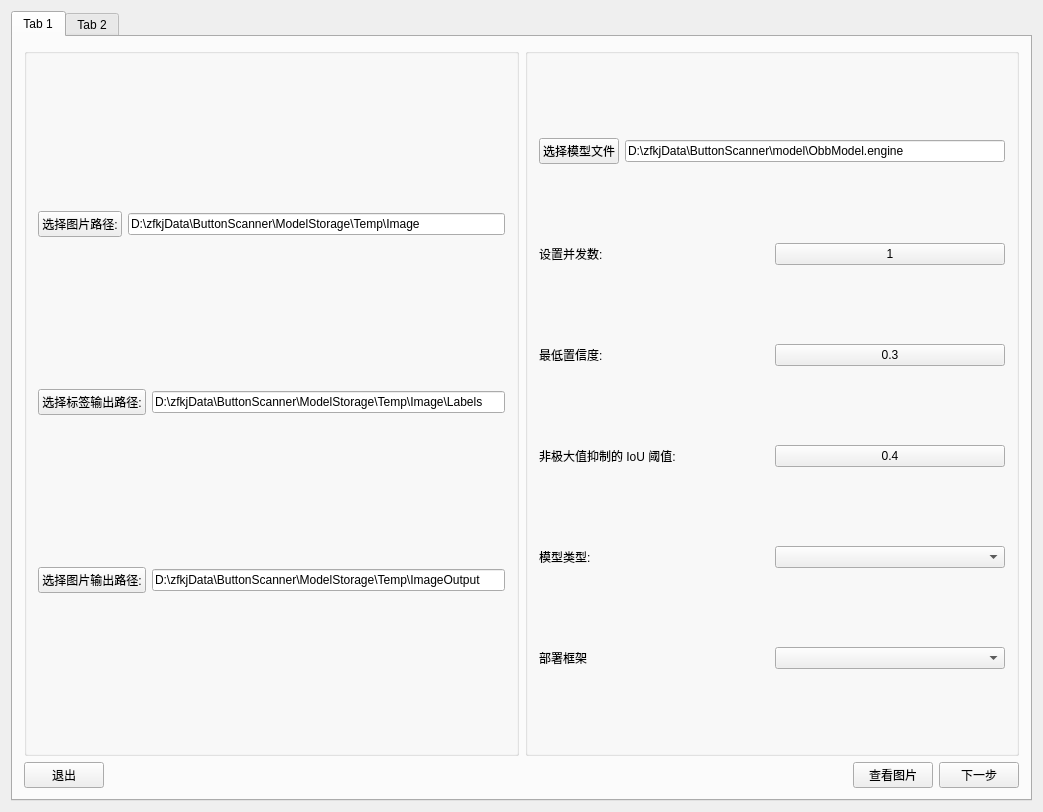
Before: the Qt Designer form Project/AutomaticAnnotation/ui/AutomaticAnnotation.ui in WIND-ROAD-RUN/RW_UL, drawn with Qt 5.
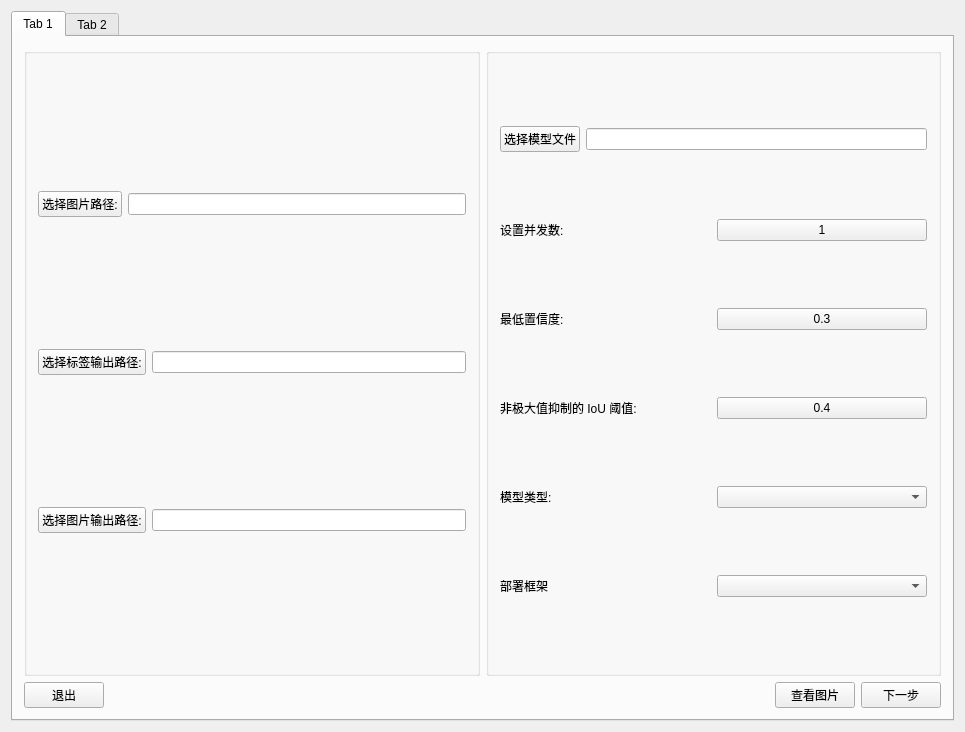
After: the same form once the commit is applied.

Patch:
```diff
--- a/Project/AutomaticAnnotation/ui/AutomaticAnnotation.ui
+++ b/Project/AutomaticAnnotation/ui/AutomaticAnnotation.ui
@@ -6,10 +6,16 @@
    <rect>
     <x>0</x>
     <y>0</y>
-    <width>1043</width>
-    <height>812</height>
+    <width>965</width>
+    <height>732</height>
    </rect>
   </property>
+  <property name="sizePolicy">
+   <sizepolicy hsizetype="Fixed" vsizetype="Fixed">
+    <horstretch>0</horstretch>
+    <verstretch>0</verstretch>
+   </sizepolicy>
+  </property>
   <property name="windowTitle">
    <string>AutomaticAnnotation</string>
   </property>
@@ -45,7 +51,7 @@
                <item>
                 <widget class="QLineEdit" name="lineEdit_ImageInput">
                  <property name="text">
-                  <string>D:\zfkjData\ButtonScanner\ModelStorage\Temp\Image</string>
+                  <string/>
                  </property>
                 </widget>
                </item>
@@ -63,7 +69,7 @@
                <item>
                 <widget class="QLineEdit" name="lineEdit_labelOutput">
                  <property name="text">
-                  <string>D:\zfkjData\ButtonScanner\ModelStorage\Temp\Image\Labels</string>
+                  <string/>
                  </property>
                 </widget>
                </item>
@@ -81,7 +87,7 @@
                <item>
                 <widget class="QLineEdit" name="lineEdit_ImageOutput">
                  <property name="text">
-                  <string>D:\zfkjData\ButtonScanner\ModelStorage\Temp\ImageOutput</string>
+                  <string/>
                  </property>
                 </widget>
                </item>
@@ -108,7 +114,7 @@
                <item>
                 <widget class="QLineEdit" name="lineEdit_modelPath">
                  <property name="text">
-                  <string>D:\zfkjData\ButtonScanner\model\ObbModel.engine</string>
+                  <string/>
                  </property>
                 </widget>
                </item>
```
Left out of the diff: 6 changed lines with no effect on the pictures.
